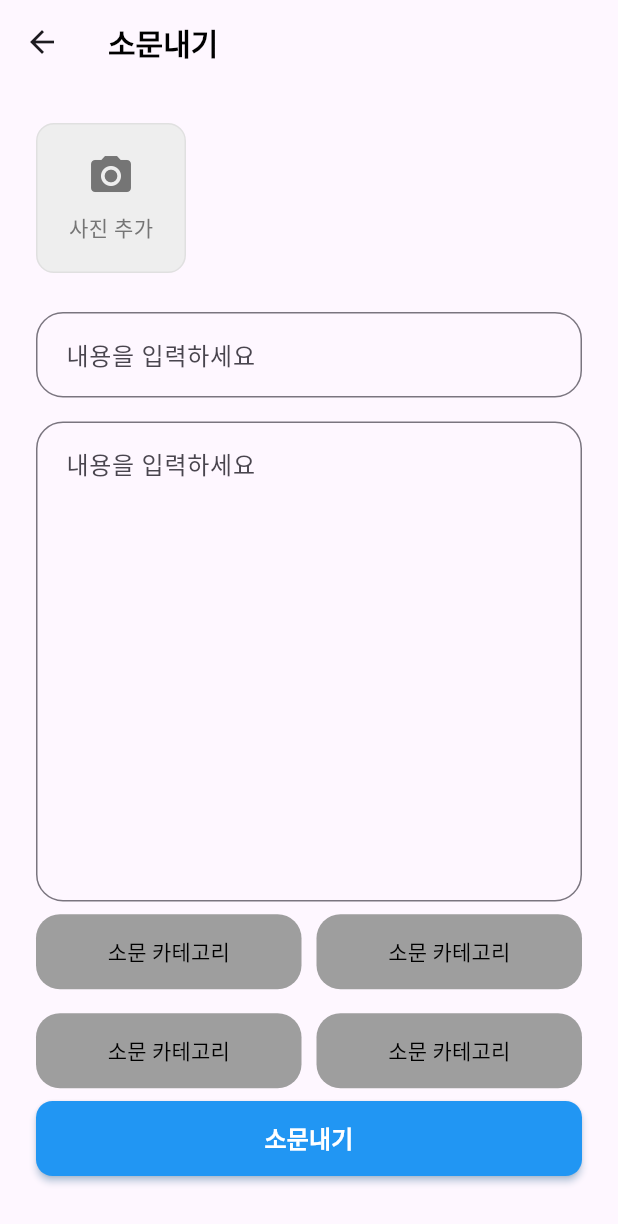
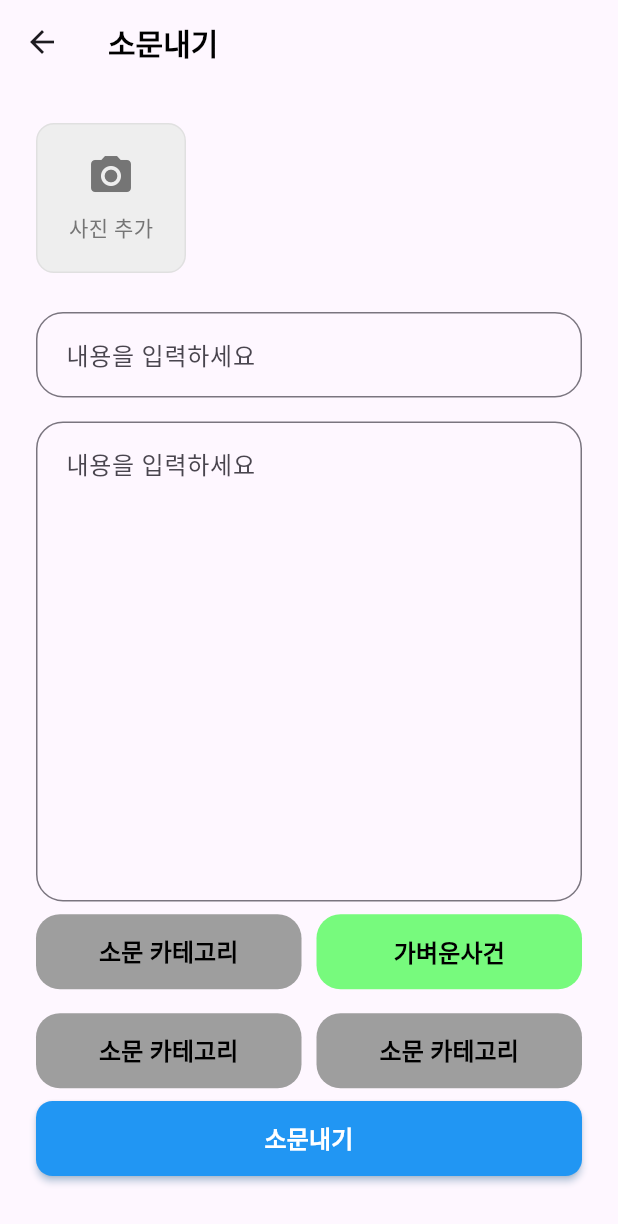
Before and after one commit to HongWonjong/region-based-chat, a Flutter app: the StoryCreatePage screen opened directly, on a phone screen of 412 x 824 dp. Shown: the top 1224 px of the screen. Run offline on Flutter 3.47's test engine with Material 3 defaults, Android fonts, the phone set to English and light mode, and no system bars; our stand-ins replace firebase_core, image_picker; accounts and stored records are empty; generated files the repository leaves out were written again; statements that could not run were skipped.

Commit message:
feat: 스토리 생성 페이지 이미지 선택 기능 리팩토링 및 버튼 스타일 개선

```diff
--- a/lib/pages/story_create_page.dart
+++ b/lib/pages/story_create_page.dart
@@ -40,8 +40,78 @@ class _StoryCreatePageState extends State<StoryCreatePage> {
         child: Column(
           crossAxisAlignment: CrossAxisAlignment.start,
           children: [
-            // 이미지 선택 영역
-            Container(
+            selectImage(),
+            TextField(
+              decoration: InputDecoration(
+                hintText: '내용을 입력하세요',
+                border:
+                    OutlineInputBorder(borderRadius: BorderRadius.circular(18)),
+                contentPadding: EdgeInsets.all(16),
+              ),
+            ),
+            SizedBox(height: 16),
+            TextField(
+              maxLines: 12,
+              decoration: InputDecoration(
+                hintText: '내용을 입력하세요',
+                border:
+                    OutlineInputBorder(borderRadius: BorderRadius.circular(18)),
+                contentPadding: EdgeInsets.all(16),
+              ),
+            ),
+            Spacer(),
+            Row(
+              children: [
+                categoreButton(),
+                SizedBox(width: 10),
+                categoreButton(color: Color(0xFF77FA7D), text: '가벼운사건'),
+              ],
+            ),
+            SizedBox(height: 16),
+            Row(
+              children: [
+                categoreButton(),
+                SizedBox(width: 10),
+                categoreButton(),
+              ],
+            ),
+            Spacer(),
+            submitButton(),
+            SizedBox(height: 40)
+          ],
+        ),
+      ),
+    );
+  }
+
+  SizedBox submitButton() {
+    return SizedBox(
+      width: double.infinity,
+      height: 50,
+      child: ElevatedButton(
+        onPressed: () {},
+        style: ElevatedButton.styleFrom(
+          backgroundColor: Colors.blue,
+          foregroundColor: Colors.white,
+          elevation: 2,
+          shadowColor: Colors.blue.shade200,
+          shape: RoundedRectangleBorder(
+            borderRadius: BorderRadius.circular(11),
+          ),
+        ),
+        child: Text(
+          '소문내기',
+          style: TextStyle(
+            fontSize: 16,
+            fontWeight: FontWeight.bold,
+          ),
+        ),
+      ),
+    );
+  }
+
+  Container selectImage() {
+    return Container(
       height: 120,
       margin: EdgeInsets.symmetric(vertical: 16),
       child: Row(
@@ -60,11 +130,9 @@ class _StoryCreatePageState extends State<StoryCreatePage> {
               child: Column(
                 mainAxisAlignment: MainAxisAlignment.center,
                 children: [
-                          Icon(Icons.camera_alt,
-                              size: 32, color: Colors.grey[600]),
+                  Icon(Icons.camera_alt, size: 32, color: Colors.grey[600]),
                   SizedBox(height: 8),
-                          Text('사진 추가',
-                              style: TextStyle(color: Colors.grey[600])),
+                  Text('사진 추가', style: TextStyle(color: Colors.grey[600])),
                 ],
               ),
             ),
@@ -102,8 +170,8 @@ class _StoryCreatePageState extends State<StoryCreatePage> {
                             color: Colors.black54,
                             shape: BoxShape.circle,
                           ),
-                                  child: Icon(Icons.close,
-                                      size: 18, color: Colors.white),
+                          child:
+                              Icon(Icons.close, size: 18, color: Colors.white),
                         ),
                       ),
                     ],
@@ -114,60 +182,26 @@ class _StoryCreatePageState extends State<StoryCreatePage> {
           ),
         ],
       ),
-            ),
+    );
+  }
 
-            TextField(
-              decoration: InputDecoration(
-                hintText: '내용을 입력하세요',
-                border:
-                    OutlineInputBorder(borderRadius: BorderRadius.circular(18)),
-                contentPadding: EdgeInsets.all(16),
-              ),
-            ),
-            SizedBox(height: 16),
-            TextField(
-              maxLines: 12,
-              decoration: InputDecoration(
-                hintText: '내용을 입력하세요',
-                border:
-                    OutlineInputBorder(borderRadius: BorderRadius.circular(18)),
-                contentPadding: EdgeInsets.all(16),
-              ),
-            ),
-            Spacer(),
-            Row(
-              children: [
-                categoreButton(),
-                SizedBox(width: 10),
-                categoreButton(),
-              ],
-            ),
-            SizedBox(height: 16),
-            Row(
-              children: [
-                categoreButton(),
-                SizedBox(width: 10),
-                categoreButton(),
-              ],
-            ),
-
-            Spacer(),
-            SizedBox(
-              width: double.infinity,
+  Expanded categoreButton({Color? color, String text = '소문 카테고리'}) {
+    return Expanded(
+      child: SizedBox(
         height: 50,
         child: ElevatedButton(
           onPressed: () {},
           style: ElevatedButton.styleFrom(
-                  backgroundColor: Colors.blue,
-                  foregroundColor: Colors.white,
-                  elevation: 2,
-                  shadowColor: Colors.blue.shade200,
+            backgroundColor: color ?? Colors.grey,
+            foregroundColor: Colors.black,
+            elevation: 0,
+            shadowColor: Colors.transparent,
             shape: RoundedRectangleBorder(
-                    borderRadius: BorderRadius.circular(11),
+              borderRadius: BorderRadius.circular(16),
             ),
           ),
           child: Text(
-                  '소문내기',
+            text,
             style: TextStyle(
               fontSize: 16,
               fontWeight: FontWeight.bold,
@@ -175,31 +209,6 @@ class _StoryCreatePageState extends State<StoryCreatePage> {
           ),
         ),
       ),
-            SizedBox(height: 40)
-          ],
-        ),
-      ),
-    );
-  }
-
-  Expanded categoreButton() {
-    return Expanded(
-      child: SizedBox(
-        height: 50,
-        child: ElevatedButton(
-          onPressed: () {},
-          style: ElevatedButton.styleFrom(
-            backgroundColor: Colors.grey,
-            foregroundColor: Colors.black,
-            elevation: 0,
-            shadowColor: Colors.transparent,
-            shape: RoundedRectangleBorder(
-              borderRadius: BorderRadius.circular(16),
-            ),
-          ),
-          child: Text('소문 카테고리'),
-        ),
-      ),
     );
   }
 }
```
Lines whose indentation alone changed are shown as unchanged.
